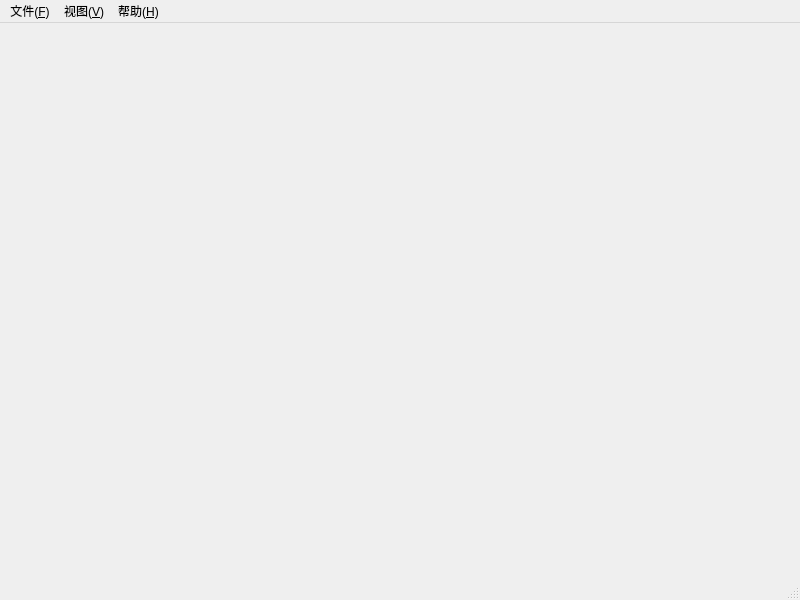
Ciky03/QT_finallab2, file mainwindow.ui: the form before one commit.
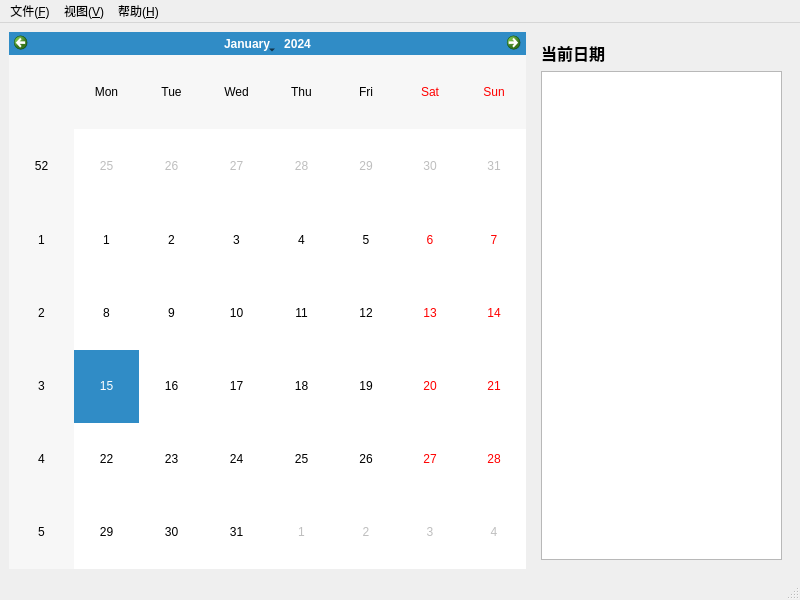
The form after the commit.

Commit message: 设计中间部件的布局

The edit to the form file:
```diff
--- a/mainwindow.ui
+++ b/mainwindow.ui
@@ -13,7 +13,55 @@
   <property name="windowTitle">
    <string>MainWindow</string>
   </property>
-  <widget class="QWidget" name="centralwidget"/>
+  <widget class="QWidget" name="centralwidget">
+   <layout class="QHBoxLayout" name="horizontalLayout">
+    <item>
+     <widget class="QCalendarWidget" name="calendarWidget">
+      <property name="sizePolicy">
+       <sizepolicy hsizetype="Preferred" vsizetype="Preferred">
+        <horstretch>2</horstretch>
+        <verstretch>0</verstretch>
+       </sizepolicy>
+      </property>
+     </widget>
+    </item>
+    <item>
+     <widget class="QWidget" name="rightWidget" native="true">
+      <property name="sizePolicy">
+       <sizepolicy hsizetype="Preferred" vsizetype="Preferred">
+        <horstretch>1</horstretch>
+        <verstretch>0</verstretch>
+       </sizepolicy>
+      </property>
+      <layout class="QVBoxLayout" name="verticalLayout">
+       <item>
+        <widget class="QLabel" name="dateLabel">
+         <property name="font">
+          <font>
+           <pointsize>12</pointsize>
+           <bold>true</bold>
+          </font>
+         </property>
+         <property name="text">
+          <string>当前日期</string>
+         </property>
+        </widget>
+       </item>
+       <item>
+        <widget class="QListWidget" name="eventList">
+         <property name="sizePolicy">
+          <sizepolicy hsizetype="Expanding" vsizetype="Expanding">
+           <horstretch>0</horstretch>
+           <verstretch>0</verstretch>
+          </sizepolicy>
+         </property>
+        </widget>
+       </item>
+      </layout>
+     </widget>
+    </item>
+   </layout>
+  </widget>
   <widget class="QMenuBar" name="menubar">
    <property name="geometry">
     <rect>
```
The commit also changes 2 other files.
